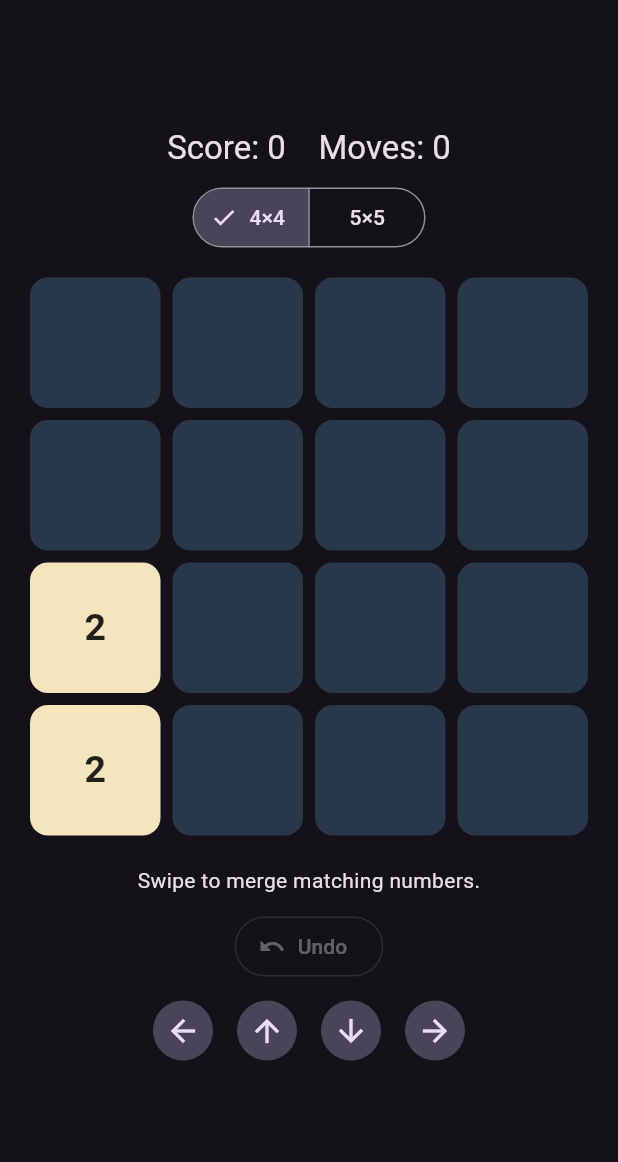
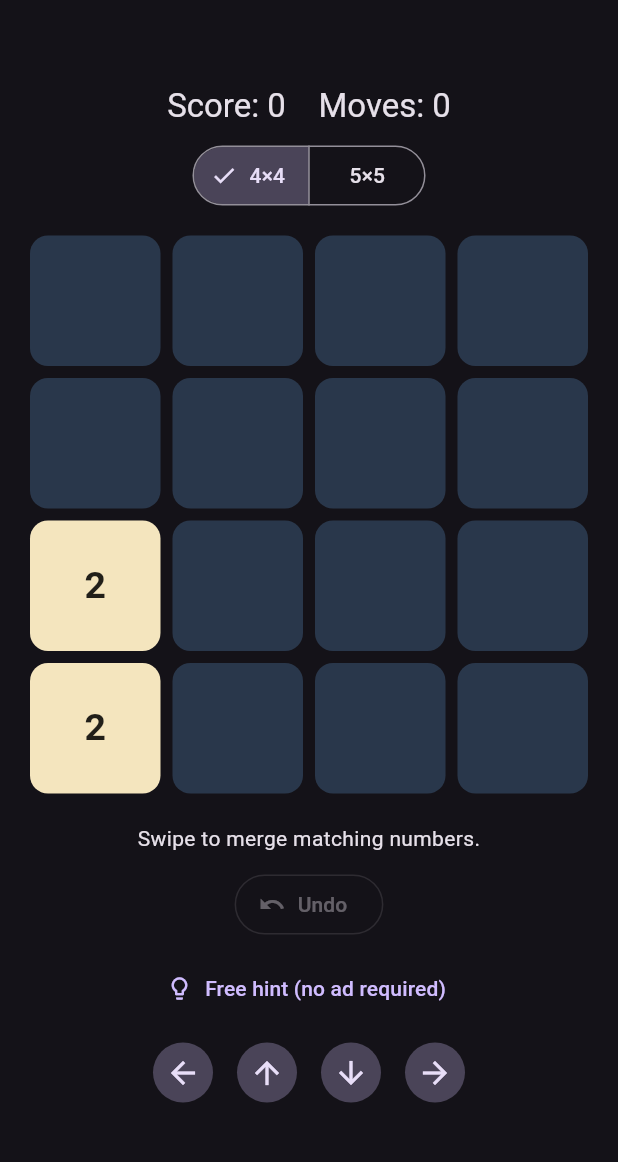
Before and after one commit to taktemurr-ops/game-004-2048-merge-world, a Flutter app: the screen it shows after launch, on a phone screen of 412 x 824 dp, the part 63-1225 px from its top. Run offline on Flutter 3.47's test engine with Material 3 defaults, Android fonts, the phone set to English and light mode, and no system bars.

Commit message:
feat: expose accessible no-ad hint action in 2048 game UI

```diff
--- a/lib/main.dart
+++ b/lib/main.dart
@@ -27,12 +27,13 @@ class MergeScreen extends StatefulWidget {
 class _MergeScreenState extends State<MergeScreen> {
   Merge2048 game = Merge2048();
   Offset? gestureStart;
+  SlideDirection? hint;
 
-  void newGame(int size) => setState(() => game = Merge2048(size: size));
+  void newGame(int size) => setState(() { game = Merge2048(size: size); hint = null; });
 
   void move(SlideDirection direction) {
     if (game.gameOver) return;
-    setState(() => game.slide(direction));
+    setState(() { game.slide(direction); hint = null; });
   }
 
   Color tileColor(int n) {
@@ -158,6 +159,13 @@ class _MergeScreenState extends State<MergeScreen> {
                     label: const Text('Undo'),
                   ),
                   const SizedBox(height: 8),
+                  TextButton.icon(
+                    onPressed: game.gameOver ? null : () => setState(() => hint = game.suggestedMove),
+                    icon: const Icon(Icons.lightbulb_outline),
+                    label: const Text('Free hint (no ad required)'),
+                  ),
+                  if (hint != null) Text('Try: ${hint!.name}'),
+                  const SizedBox(height: 8),
                   Wrap(
                     spacing: 8,
                     runSpacing: 8,
```
